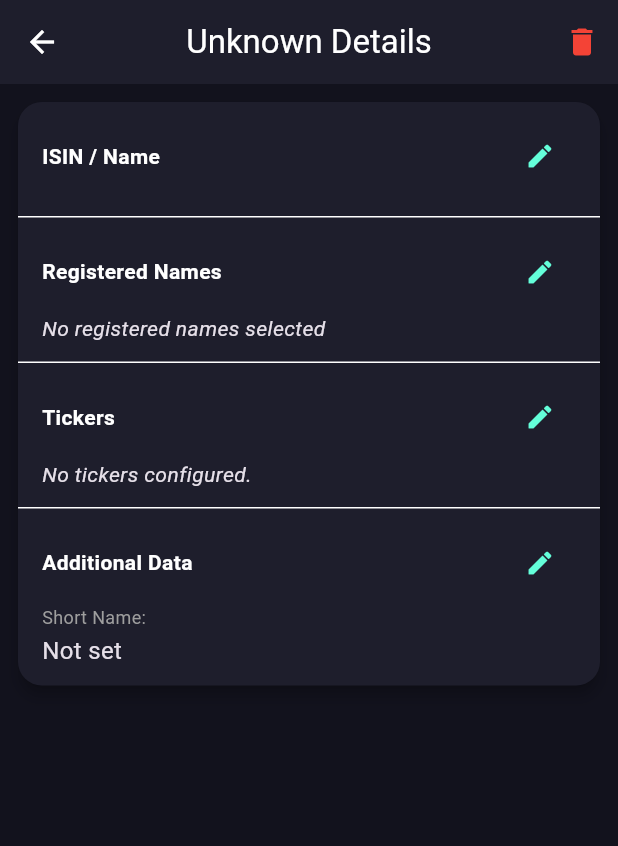
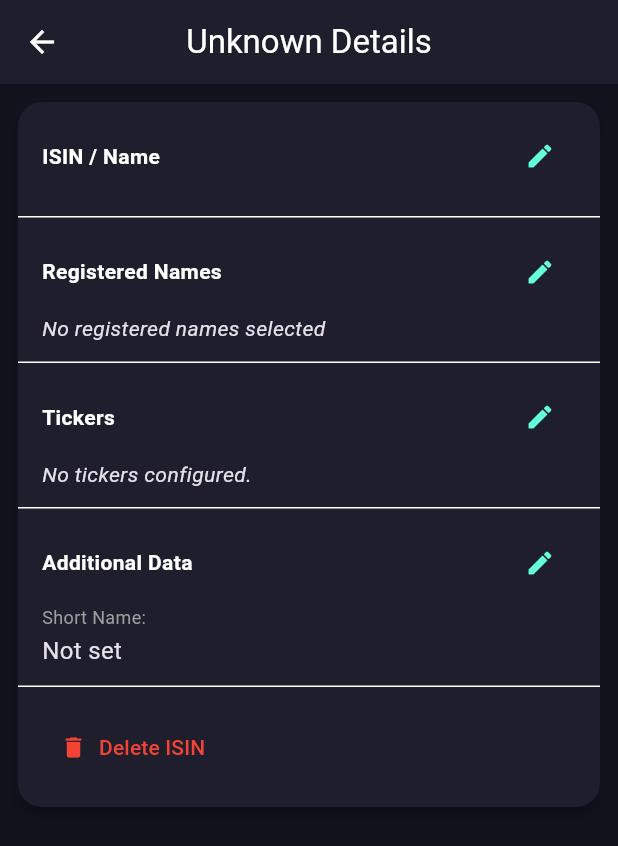
Before and after one commit to garrese/pocket-isins, a Flutter app: the IsinSummaryScreen screen opened directly with empty values, on a phone screen of 412 x 824 dp. Shown: the top 846 px of the screen. Run offline on Flutter 3.47's test engine with Material 3 defaults, Android fonts, the phone set to English and light mode, and no system bars; our stand-ins replace dio, drift, file_picker, fl_chart, flutter_markdown_plus, flutter_riverpod and 7 more; missing offline and left inert: sqlite3; accounts and stored records are empty; generated files the repository leaves out were written again.

Commit message:
refactor(ui): update AI actions color, feed label and ISIN delete button
Co-authored-by: garrese <49403460+garrese@users.noreply.github.com>

```diff
--- a/lib/core/settings/domain/developer_settings_state.dart
+++ b/lib/core/settings/domain/developer_settings_state.dart
@@ -1,26 +1,22 @@
 import 'package:talker_flutter/talker_flutter.dart';
 
 class DeveloperSettingsState {
-  final bool debugLabelsEnabled;
   final bool showLogConsole;
   final bool enableLongLogDetails;
   final LogLevel logLevel;
 
   const DeveloperSettingsState({
-    required this.debugLabelsEnabled,
     required this.showLogConsole,
     required this.enableLongLogDetails,
     required this.logLevel,
   });
 
   DeveloperSettingsState copyWith({
-    bool? debugLabelsEnabled,
     bool? showLogConsole,
     bool? enableLongLogDetails,
     LogLevel? logLevel,
   }) {
     return DeveloperSettingsState(
-      debugLabelsEnabled: debugLabelsEnabled ?? this.debugLabelsEnabled,
       showLogConsole: showLogConsole ?? this.showLogConsole,
       enableLongLogDetails: enableLongLogDetails ?? this.enableLongLogDetails,
       logLevel: logLevel ?? this.logLevel,
--- a/lib/features/portfolio/presentation/screens/isin_summary_screen.dart
+++ b/lib/features/portfolio/presentation/screens/isin_summary_screen.dart
@@ -100,41 +100,6 @@ class IsinSummaryScreen extends ConsumerWidget {
     return Scaffold(
       appBar: AppBar(
         title: Text('${currentIsin.displayName} Details'),
-        actions: [
-          IconButton(
-            icon: const Icon(Icons.delete, color: Colors.red),
-            onPressed: () async {
-              final confirm = await showDialog<bool>(
-                context: context,
-                builder: (context) => AlertDialog(
-                  title: const Text('Delete ISIN'),
-                  content: Text(
-                    'Are you sure you want to delete ${currentIsin.displayName}?',
-                  ),
-                  actions: [
-                    TextButton(
-                      onPressed: () => Navigator.pop(context, false),
-                      child: const Text('Cancel'),
-                    ),
-                    TextButton(
-                      onPressed: () => Navigator.pop(context, true),
-                      child: const Text('Delete'),
-                    ),
-                  ],
-                ),
-              );
-
-              if (confirm == true) {
-                await ref
-                    .read(portfolioProvider.notifier)
-                    .removeIsin(currentIsin.id);
-                if (context.mounted) {
-                  Navigator.pop(context);
-                }
-              }
-            },
-          ),
-        ],
       ),
       body: SingleChildScrollView(
         padding: const EdgeInsets.all(8.0),
@@ -318,6 +283,50 @@ class IsinSummaryScreen extends ConsumerWidget {
                   );
                 },
               ),
+              const Divider(height: 1),
+              Padding(
+                padding: const EdgeInsets.all(16.0),
+                child: Align(
+                  alignment: Alignment.centerLeft,
+                  child: TextButton.icon(
+                    icon: const Icon(Icons.delete, color: Colors.red),
+                    label: const Text(
+                      'Delete ISIN',
+                      style: TextStyle(color: Colors.red),
+                    ),
+                    onPressed: () async {
+                      final confirm = await showDialog<bool>(
+                        context: context,
+                        builder: (context) => AlertDialog(
+                          title: const Text('Delete ISIN'),
+                          content: Text(
+                            'Are you sure you want to delete ${currentIsin.displayName}?',
+                          ),
+                          actions: [
+                            TextButton(
+                              onPressed: () => Navigator.pop(context, false),
+                              child: const Text('Cancel'),
+                            ),
+                            TextButton(
+                              onPressed: () => Navigator.pop(context, true),
+                              child: const Text('Delete'),
+                            ),
+                          ],
+                        ),
+                      );
+
+                      if (confirm == true) {
+                        await ref
+                            .read(portfolioProvider.notifier)
+                            .removeIsin(currentIsin.id);
+                        if (context.mounted) {
+                          Navigator.pop(context);
+                        }
+                      }
+                    },
+                  ),
+                ),
+              ),
             ],
           ),
         ),
```
Also changed, not shown: lib/core/settings/application/developer_settings_provider.dart (+0 -9 lines), lib/core/settings/presentation/developer_options_screen.dart (+0 -14 lines), lib/features/bot/presentation/bot_screen.dart (+3 -5 lines), lib/features/feed/presentation/widgets/feed_news_card.dart (+7 -11 lines).
